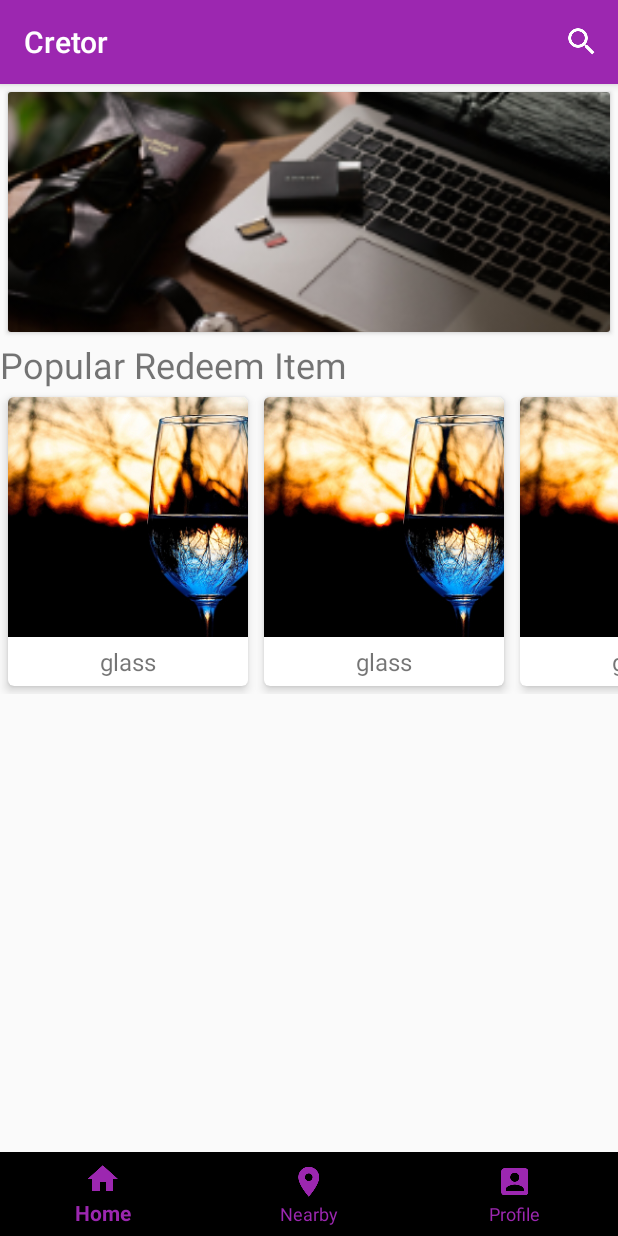
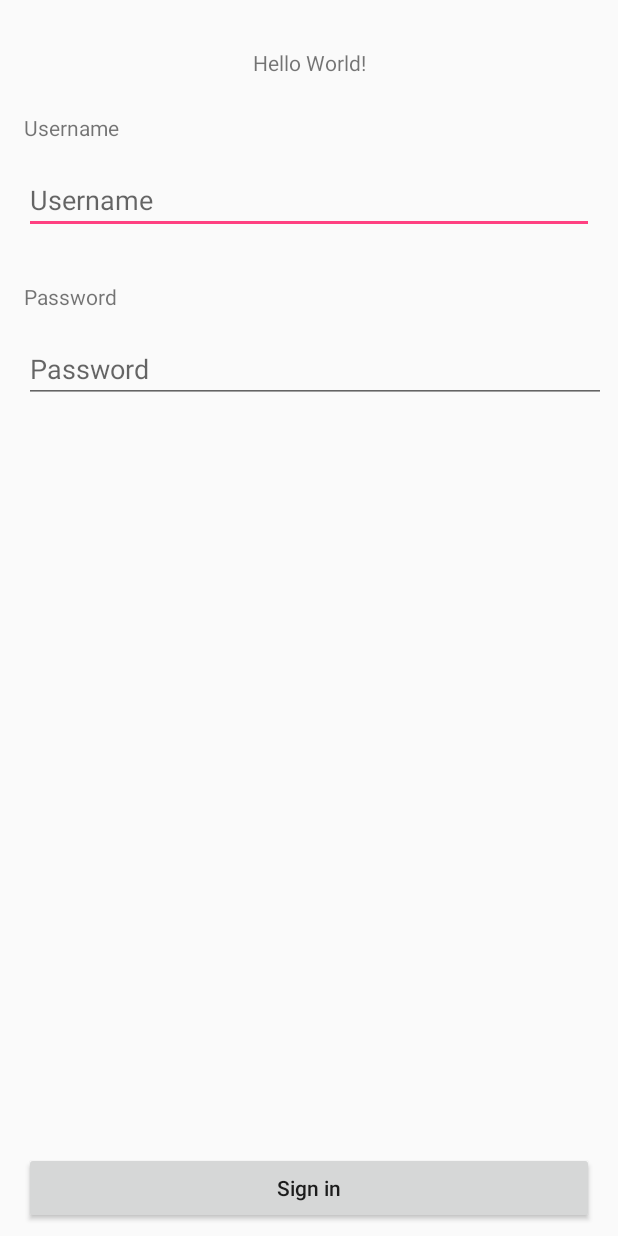
Before and after one commit to leoneong/RealCreation, an Android app: the screen it shows after launch (MainActivity before the commit, LoginActivity after it), on a phone screen of 412 x 824 dp. Run offline under Robolectric (Android 15) with nearby library versions, the phone set to English and light mode, and no system bars; libraries missing offline, so code that uses them is left out: com.amazonaws.auth, com.amazonaws.mobileconnectors, com.amazonaws.regions, com.amazonaws.services; 5 statements that could not run were skipped.

```diff
--- a/app/build.gradle
+++ b/app/build.gradle
@@ -31,4 +31,7 @@ dependencies {
     testImplementation 'junit:junit:4.12'
     androidTestImplementation 'com.android.support.test:runner:1.0.1'
     androidTestImplementation 'com.android.support.test.espresso:espresso-core:3.0.1'
+    compile 'com.amazonaws:aws-android-sdk-cognitoidentityprovider:2.6.8'
+    compile 'com.google.android.gms:play-services-auth:11.8.0'
+    compile 'com.amazonaws:aws-android-sdk-ddb-mapper:2.6.15'
 }
--- /dev/null
+++ b/app/src/main/java/com/example/realcreation/AppHelper.java
@@ -0,0 +1,144 @@
+package com.example.realcreation;
+
+import android.content.Context;
+import android.util.Log;
+
+import com.amazonaws.auth.CognitoCredentialsProvider;
+import com.amazonaws.mobileconnectors.cognitoidentityprovider.CognitoDevice;
+import com.amazonaws.mobileconnectors.cognitoidentityprovider.CognitoUserAttributes;
+import com.amazonaws.mobileconnectors.cognitoidentityprovider.CognitoUserDetails;
+import com.amazonaws.mobileconnectors.cognitoidentityprovider.CognitoUserPool;
+import com.amazonaws.mobileconnectors.cognitoidentityprovider.CognitoUserSession;
+import com.amazonaws.regions.Regions;
+import com.amazonaws.services.cognitoidentityprovider.model.AttributeType;
+
+import java.util.HashMap;
+import java.util.List;
+import java.util.Map;
+import java.util.Set;
+
+public class AppHelper {
+    private static final String TAG = "AppHelper";
+    // App settings
+
+    private static List<String> attributeDisplaySeq;
+    private static Map<String, String> signUpFieldsC2O;
+    private static Map<String, String> signUpFieldsO2C;
+
+    private static AppHelper appHelper;
+    private static CognitoUserPool userPool;
+    private static String user;
+    private static CognitoDevice newDevice;
+
+    private static CognitoUserAttributes attributesChanged;
+    private static List<AttributeType> attributesToDelete;
+
+    private static  int itemCount;
+
+    private static int trustedDevicesCount;
+    private static List<CognitoDevice> deviceDetails;
+    private static CognitoDevice thisDevice;
+    private static boolean thisDeviceTrustState;
+
+    private static Map<String, String> firstTimeLogInUserAttributes;
+    private static List<String> firstTimeLogInRequiredAttributes;
+    private static int firstTimeLogInItemsCount;
+    private static Map<String, String> firstTimeLogInUpDatedAttributes;
+    private static String firstTimeLoginNewPassword;
+
+    private static List<String> mfaAllOptionsCode;
+
+    // Change the next three lines of code to run this demo on your user pool
+
+    private static final String userPoolId = "us-east-1_zSLbuwVxl";
+    private static final String clientId = "u10vh7arll97hgp8qjn5vc70g";
+    private static final String clientSecret = "1l8bdamfargi2j6q4i2eo5q6rsp28go62bisn0srlql0oot56dj";
+
+    /**
+     * Set Your User Pools region.
+     * e.g. if your user pools are in US East (N Virginia) then set cognitoRegion = Regions.US_EAST_1.
+     */
+    private static final Regions cognitoRegion = Regions.US_EAST_1;
+
+    // User details from the service
+    private static CognitoUserSession currSession;
+    private static CognitoUserDetails userDetails;
+
+    // User details to display - they are the current values, including any local modification
+
+
+    private static Set<String> currUserAttributes;
+
+    private static CognitoCredentialsProvider cognitoCredentialsProvider;
+
+    public static void init(Context context) {
+
+        if (appHelper != null && userPool != null) {
+            return;
+        }
+
+        if (appHelper == null) {
+            appHelper = new AppHelper();
+        }
+
+        if (userPool == null) {
+            userPool = new CognitoUserPool(context, userPoolId, clientId, clientSecret, cognitoRegion);
+        }
+
+        firstTimeLogInUpDatedAttributes= new HashMap<String, String>();
+
+        newDevice = null;
+        thisDevice = null;
+        thisDeviceTrustState = false;
+
+    }
+
+    public static CognitoUserPool getPool() {
+        return userPool;
+    }
+
+    public static void setUser(String user) {
+        AppHelper.user = user;
+    }
+
+    public static String getUser() {
+        return AppHelper.user;
+    }
+
+    public static CognitoUserSession getCurrSession() {
+        return currSession;
+    }
+
+    public static void setCurrSession(CognitoUserSession currSession) {
+        AppHelper.currSession = currSession;
+    }
+    public static void newDevice(CognitoDevice device) {
+        newDevice = device;
+    }
+
+    public static String formatException(Exception exception) {
+        String formattedString = "Internal Error";
+        Log.e(TAG, " -- Error: "+exception.toString());
+        Log.getStackTraceString(exception);
+
+        String temp = exception.getMessage();
+
+        if(temp != null && temp.length() > 0) {
+            formattedString = temp.split("\\(")[0];
+            if(temp != null && temp.length() > 0) {
+                return formattedString;
+            }
+        }
+
+        return  formattedString;
+    }
+
+
+    public static CognitoCredentialsProvider getCognitoCredentialsProvider() {
+        return cognitoCredentialsProvider;
+    }
+
+    public static void setCognitoCredentialsProvider(CognitoCredentialsProvider cognitoCredentialsProvider) {
+        AppHelper.cognitoCredentialsProvider = cognitoCredentialsProvider;
+    }
+}
--- /dev/null
+++ b/app/src/main/java/com/example/realcreation/LoginActivity.java
@@ -0,0 +1,253 @@
+package com.example.realcreation;
+
+import android.app.ProgressDialog;
+import android.content.DialogInterface;
+import android.content.Intent;
+import android.support.v7.app.AlertDialog;
+import android.support.v7.app.AppCompatActivity;
+import android.os.Bundle;
+import android.util.Log;
+import android.view.View;
+import android.widget.EditText;
+import android.widget.TextView;
+
+import com.amazonaws.auth.CognitoCachingCredentialsProvider;
+import com.amazonaws.auth.CognitoCredentialsProvider;
+import com.amazonaws.mobileconnectors.cognitoidentityprovider.CognitoDevice;
+import com.amazonaws.mobileconnectors.cognitoidentityprovider.CognitoUser;
+import com.amazonaws.mobileconnectors.cognitoidentityprovider.CognitoUserSession;
+import com.amazonaws.mobileconnectors.cognitoidentityprovider.continuations.AuthenticationContinuation;
+import com.amazonaws.mobileconnectors.cognitoidentityprovider.continuations.AuthenticationDetails;
+import com.amazonaws.mobileconnectors.cognitoidentityprovider.continuations.ChallengeContinuation;
+import com.amazonaws.mobileconnectors.cognitoidentityprovider.continuations.ChooseMfaContinuation;
+import com.amazonaws.mobileconnectors.cognitoidentityprovider.continuations.ForgotPasswordContinuation;
+import com.amazonaws.mobileconnectors.cognitoidentityprovider.continuations.MultiFactorAuthenticationContinuation;
+import com.amazonaws.mobileconnectors.cognitoidentityprovider.continuations.NewPasswordContinuation;
+import com.amazonaws.mobileconnectors.cognitoidentityprovider.handlers.AuthenticationHandler;
+import com.amazonaws.regions.Regions;
+
+import java.util.HashMap;
+import java.util.Locale;
+import java.util.Map;
+
+public class LoginActivity extends AppCompatActivity {
+    private final String TAG="LoginActivity";
+    private static final int RC_SIGN_IN = 9001;
+
+    private AlertDialog userDialog;
+    private ProgressDialog waitDialog;
+
+    // Screen fields
+    private EditText inUsername;
+    private EditText inPassword;
+
+    //Continuations
+    private MultiFactorAuthenticationContinuation multiFactorAuthenticationContinuation;
+    private ForgotPasswordContinuation forgotPasswordContinuation;
+    private NewPasswordContinuation newPasswordContinuation;
+    private ChooseMfaContinuation mfaOptionsContinuation;
+
+    // User Details
+    private String username;
+    private String password;
+
+    CognitoCredentialsProvider credentialsProvider;
+
+    @Override
+    protected void onCreate(Bundle savedInstanceState) {
+        super.onCreate(savedInstanceState);
+        setContentView(R.layout.activity_login);
+
+        AppHelper.init(getApplicationContext());
+        inUsername = findViewById(R.id.editTextUserId);
+        inPassword = findViewById(R.id.editTextUserPassword);
+        credentialsProvider = new CognitoCachingCredentialsProvider(
+                getApplicationContext(),
+                "us-east-1:d0b27010-f1c0-4bdf-8f19-3a920f552a7b", // Identity pool ID
+                Regions.US_EAST_1 // Region
+        );
+
+    }
+
+
+    @Override
+    protected void onStart() {
+        super.onStart();
+        // Check whether it is signed in already no need go through OnCreate
+    }
+
+    // Button Function
+    public void logIn(View view) {
+        signIn();
+    }
+
+    // This is what happens when you already signed in
+    private void findCurrent() {
+
+        // Try Cognito first
+        CognitoUser user = AppHelper.getPool().getCurrentUser();
+        username = user.getUserId();
+        if (username != null) {
+            AppHelper.setUser(username);
+            inUsername.setText(user.getUserId());
+            user.getSessionInBackground(authenticationHandler);
+        }
+
+        if (username != null) {
+            AppHelper.setUser(username);
+            inUsername.setText(user.getUserId());
+            user.getSessionInBackground(authenticationHandler);
+        }
+    }
+
+    // This is sign in process when clicking the button
+    private void signIn() {
+        username = inUsername.getText().toString();
+        if(username == null || username.length() < 1) {
+            TextView label = findViewById(R.id.username);
+            label.setText(inUsername.getHint()+" cannot be empty");
+            return;
+        }
+
+        AppHelper.setUser(username);
+
+        password = inPassword.getText().toString();
+        if(password == null || password.length() < 1) {
+            TextView label = (TextView) findViewById(R.id.passwordID);
+            label.setText(inPassword.getHint()+" cannot be empty");
+            return;
+        }
+
+        showWaitDialog("Signing in...");
+        AppHelper.getPool().getUser(username).getSessionInBackground(authenticationHandler);
+    }
+
+    // Launch to the userActivity and close the SignIn
+    private void launchUser() {
+        Intent userActivity = new Intent(this, MainActivity.class);
+        userActivity.putExtra("name", username);
+        startActivityForResult(userActivity, 4);
+        finish();
+    }
+
+    // Whenever the user is authenticated or going through log in,  this will execute
+    AuthenticationHandler authenticationHandler = new AuthenticationHandler() {
+        @Override
+        public void onSuccess(CognitoUserSession cognitoUserSession, CognitoDevice device) {
+            // Setting up the information to the AppHelper
+            Log.d(TAG, " -- Auth Success");
+            AppHelper.setCurrSession(cognitoUserSession);
+            AppHelper.newDevice(device);
+
+            Map<String, String> logins = new HashMap<>();
+            logins.put("cognito-idp.us-east-1.amazonaws.com/us-east-1_zSLbuwVxl", cognitoUserSession.getIdToken().getJWTToken());
+            credentialsProvider.setLogins(logins);
+            AppHelper.setCognitoCredentialsProvider(credentialsProvider);
+            closeWaitDialog();
+            launchUser();
+        }
+
+        // This also happens when sign in success
+        @Override
+        public void getAuthenticationDetails(AuthenticationContinuation authenticationContinuation, String username) {
+            closeWaitDialog();
+            Locale.setDefault(Locale.US);
+            getUserAuthentication(authenticationContinuation, username);
+        }
+
+        @Override
+        public void getMFACode(MultiFactorAuthenticationContinuation multiFactorAuthenticationContinuation) {
+            closeWaitDialog();
+            Log.d(TAG, "Accessed MFA");
+
+        }
+
+        @Override
+        public void onFailure(Exception e) {
+            closeWaitDialog();
+            TextView label = (TextView) findViewById(R.id.username);
+            label.setText("Sign-in failed");
+
+            label = (TextView) findViewById(R.id.username);
+            label.setText("Sign-in failed");
+
+            showDialogMessage("Sign-in failed", AppHelper.formatException(e));
+        }
+
+        @Override
+        public void authenticationChallenge(ChallengeContinuation continuation) {
+            /**
+             * For Custom authentication challenge, implement your logic to present challenge to the
+             * user and pass the user's responses to the continuation.
+             */
+            if ("NEW_PASSWORD_REQUIRED".equals(continuation.getChallengeName())) {
+                // This is the first sign-in attempt for an admin created user
+                newPasswordContinuation = (NewPasswordContinuation) continuation;
+                Log.d(TAG, "NEW PASSWORD REQUIRED");
+                closeWaitDialog();
+            } else if ("SELECT_MFA_TYPE".equals(continuation.getChallengeName())) {
+                closeWaitDialog();
+                Log.d(TAG, "SELECT_MFA_TYPE");
+            }
+        }
+    };
+
+    private void getUserAuthentication(AuthenticationContinuation continuation, String username) {
+        Log.d(TAG, "Get User Authentication");
+        if (username != null) {
+            this.username = username;
+            AppHelper.setUser(username);
+        }
+        if (this.password == null) {
+            inUsername.setText(username);
+            password = inPassword.getText().toString();
+            if (password == null) {
+                TextView label = (TextView) findViewById(R.id.passwordID);
+                label.setText(inPassword.getHint() + " enter password");
+                return;
+            }
+
+            if (password.length() < 1) {
+                TextView label = (TextView) findViewById(R.id.passwordID);
+                label.setText(inPassword.getHint() + " enter password");
+                return;
+            }
+        }
+        AuthenticationDetails authenticationDetails = new AuthenticationDetails(this.username, password, null);
+        continuation.setAuthenticationDetails(authenticationDetails);
+        continuation.continueTask();
+    }
+
+    private void showWaitDialog(String message) {
+        closeWaitDialog();
+        waitDialog = new ProgressDialog(this);
+        waitDialog.setTitle(message);
+        waitDialog.show();
+    }
+
+    private void showDialogMessage(String title, String body) {
+        final AlertDialog.Builder builder = new AlertDialog.Builder(this);
+        builder.setTitle(title).setMessage(body).setNeutralButton("OK", new DialogInterface.OnClickListener() {
+            @Override
+            public void onClick(DialogInterface dialog, int which) {
+                try {
+                    userDialog.dismiss();
+                } catch (Exception e) {
+                    //
+                }
+            }
+        });
+        userDialog = builder.create();
+        userDialog.show();
+    }
+
+    private void closeWaitDialog() {
+        try {
+            waitDialog.dismiss();
+        }
+        catch (Exception e) {
+            //
+        }
+    }
+
+}
--- /dev/null
+++ b/app/src/main/res/layout/activity_login.xml
@@ -0,0 +1,85 @@
+<?xml version="1.0" encoding="utf-8"?>
+<android.support.constraint.ConstraintLayout xmlns:android="http://schemas.android.com/apk/res/android"
+    xmlns:app="http://schemas.android.com/apk/res-auto"
+    xmlns:tools="http://schemas.android.com/tools"
+    android:layout_width="match_parent"
+    android:layout_height="match_parent"
+    tools:context="com.example.leeyeerun.myapplication.LoginActivity">
+
+    <TextView
+        android:id="@+id/textView"
+        android:layout_width="wrap_content"
+        android:layout_height="wrap_content"
+        android:layout_marginTop="32dp"
+        android:text="Hello World!"
+        app:layout_constraintLeft_toLeftOf="parent"
+        app:layout_constraintRight_toRightOf="parent"
+        app:layout_constraintTop_toTopOf="parent" />
+
+    <EditText
+        android:id="@+id/editTextUserId"
+        android:layout_width="0dp"
+        android:layout_height="wrap_content"
+        android:layout_centerHorizontal="true"
+        android:layout_marginEnd="16dp"
+        android:layout_marginStart="16dp"
+        android:layout_marginTop="16dp"
+        android:hint="Username"
+        android:inputType="textPersonName"
+        app:layout_constraintEnd_toEndOf="parent"
+        app:layout_constraintHorizontal_bias="0.0"
+        app:layout_constraintStart_toStartOf="parent"
+        app:layout_constraintTop_toBottomOf="@+id/username" />
+
+    <TextView
+        android:id="@+id/username"
+        android:layout_width="wrap_content"
+        android:layout_height="wrap_content"
+        android:layout_marginStart="16dp"
+        android:layout_marginTop="24dp"
+        android:text="Username"
+        app:layout_constraintStart_toStartOf="parent"
+        app:layout_constraintTop_toBottomOf="@+id/textView" />
+
+    <TextView
+        android:id="@+id/passwordID"
+        android:layout_width="wrap_content"
+        android:layout_height="wrap_content"
+        android:layout_marginStart="16dp"
+        android:layout_marginTop="32dp"
+        android:text="Password"
+        app:layout_constraintStart_toStartOf="parent"
+        app:layout_constraintTop_toBottomOf="@+id/editTextUserId" />
+
+    <EditText
+        android:id="@+id/editTextUserPassword"
+        android:layout_width="0dp"
+        android:layout_height="wrap_content"
+        android:layout_centerHorizontal="true"
+        android:layout_marginEnd="8dp"
+        android:layout_marginStart="16dp"
+        android:layout_marginTop="16dp"
+        android:hint="Password"
+        android:inputType="textPassword"
+        app:layout_constraintEnd_toEndOf="parent"
+        app:layout_constraintStart_toStartOf="parent"
+        app:layout_constraintTop_toBottomOf="@+id/passwordID" />
+
+    <Button
+        android:id="@+id/buttonLogIn"
+        android:layout_width="match_parent"
+        android:layout_height="wrap_content"
+        android:layout_centerHorizontal="true"
+        android:layout_marginBottom="8dp"
+        android:layout_marginEnd="16dp"
+        android:layout_marginStart="16dp"
+        android:onClick="logIn"
+        android:text="Sign in"
+        android:textAllCaps="false"
+        android:elevation="24dp"
+        app:layout_constraintBottom_toBottomOf="parent"
+        app:layout_constraintEnd_toEndOf="parent"
+        app:layout_constraintStart_toStartOf="parent" />
+
+
+</android.support.constraint.ConstraintLayout>
```
Also changed, not shown: app/src/main/AndroidManifest.xml (+8 -3 lines), app/src/main/java/com/example/realcreation/MainActivity.java (+42 -0 lines).
